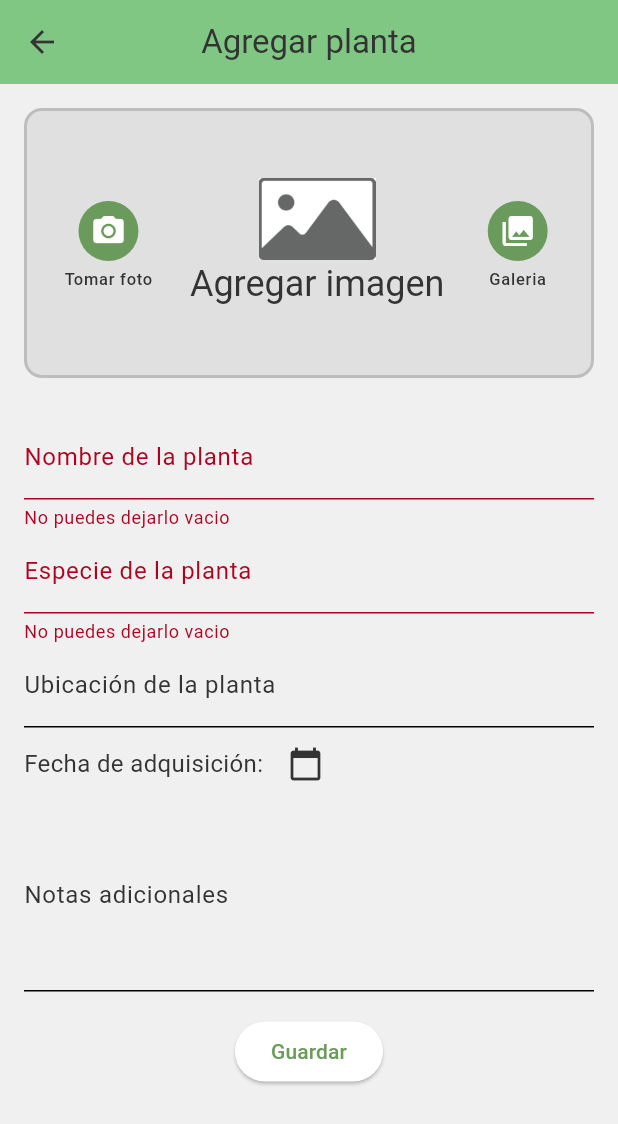
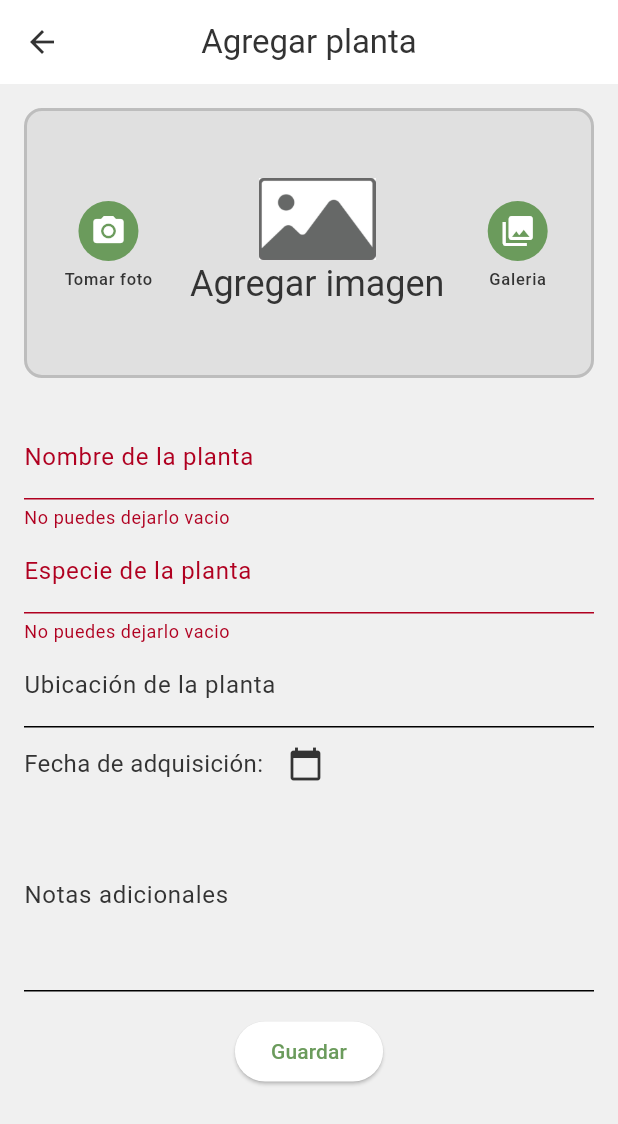
Before and after one commit to dluna38/flutter-app, a Flutter app: the AddPlantScreen screen opened by its route, after a tap on "Guardar", on a phone screen of 412 x 824 dp. Shown: the top 1124 px of the screen. Run offline on Flutter 3.47's test engine with Material 3 defaults, Android fonts, the phone set to English and light mode, and no system bars; our stand-ins replace flutter_local_notifications, flutter_timezone, image_picker, sqflite, timezone; missing offline and left inert: dart:ffi, workmanager; accounts and stored records are empty.

Commit message:
add edit plant

```diff
--- a/lib/screens/add_care_event_screen.dart
+++ b/lib/screens/add_care_event_screen.dart
@@ -63,7 +63,6 @@ class _AddCareEventScreenState extends State<AddCareEventScreen> {
     ColorScheme colorScheme = Theme.of(context).colorScheme;
     return Scaffold(
       appBar: AppBar(
-        backgroundColor: Colors.green[300],
         title: const Text('Agregar evento'),
         centerTitle: true,
         leading: IconButton(
--- a/lib/screens/add_plant_screen.dart
+++ b/lib/screens/add_plant_screen.dart
@@ -9,31 +9,40 @@ import 'package:myapp/helpers/string_helpers.dart';
 import '../main.dart';
 
 class AddPlantScreen extends StatelessWidget {
-  const AddPlantScreen({super.key});
+  final Plant? updatePlant;
+  const AddPlantScreen({super.key, this.updatePlant});
 
   @override
   Widget build(BuildContext context) {
+    ColorScheme colorScheme = Theme.of(context).colorScheme;
     return Scaffold(
       appBar: AppBar(
-        title: const Text('Agregar planta'),
+        title: Text('${updatePlant == null ? 'Agregar' : 'Editar'} planta'),
         centerTitle: true,
-        //leading: const Icon(Icons.local_florist_outlined),
-        backgroundColor: Colors.green[300],
+        leading: IconButton(
+          icon: Icon(Icons.arrow_back, color: colorScheme.onSurface),
+          onPressed: () {
+            Navigator.pop(context, PlantResult());
+          },
+        ),
+        backgroundColor: colorScheme.surface,
       ),
       body: SingleChildScrollView(
         child: Padding(
           padding: const EdgeInsets.all(16.0),
           child: Column(
             crossAxisAlignment: CrossAxisAlignment.start,
-            children: [FormPlant()],
+            children: [FormPlant(updatePlant: updatePlant)],
           ),
         ),
       ),
     );
   }
 }
+
 class FormPlant extends StatefulWidget {
-  const FormPlant({super.key});
+  final Plant? updatePlant;
+  const FormPlant({super.key, this.updatePlant});
 
   @override
   State<FormPlant> createState() => _FormPlantState();
@@ -47,12 +56,34 @@ class _FormPlantState extends State<FormPlant> {
   final _notesController = TextEditingController();
   final hintStyle = TextStyle(color: Colors.grey[400]);
   DateTime? _selectedDate;
+  String? _imagePath;
 
-  String? _imagePath;
+  late final Plant? oldPlant;
+  @override
+  void initState() {
+    // TODO: implement initState
+    super.initState();
+
+    if (widget.updatePlant != null) {
+      oldPlant = widget.updatePlant!;
+
+      debugPrint("update: ${widget.updatePlant!.id}");
+
+      _nameController.text = oldPlant!.name;
+      _speciesController.text = oldPlant!.species ?? "";
+      _locationController.text = oldPlant!.location ?? "";
+      _notesController.text = oldPlant!.notes ?? "";
+      _selectedDate = oldPlant!.acquisitionDate;
+      _imagePath = oldPlant!.imagePath;
+    }
+  }
 
   Future<void> _getImage() async {
     final picker = ImagePicker();
-    final pickedFile = await picker.pickImage(source: ImageSource.gallery,imageQuality: 70);
+    final pickedFile = await picker.pickImage(
+      source: ImageSource.gallery,
+      imageQuality: 70,
+    );
 
     setState(() {
       if (pickedFile != null) {
@@ -70,6 +101,7 @@ class _FormPlantState extends State<FormPlant> {
       }
     });
   }
+
   Future<void> _selectDate(BuildContext context) async {
     final DateTime? picked = await showDatePicker(
       context: context,
@@ -84,6 +116,7 @@ class _FormPlantState extends State<FormPlant> {
       });
     }
   }
+
   @override
   Widget build(BuildContext context) {
     return Form(
@@ -97,8 +130,10 @@ class _FormPlantState extends State<FormPlant> {
                 width: double.infinity,
                 height: 180,
                 decoration: BoxDecoration(
-
-                  color: Theme.of(context).brightness ==Brightness.light ? Colors.grey[300]:Colors.grey[700],
+                  color:
+                      Theme.of(context).brightness == Brightness.light
+                          ? Colors.grey[300]
+                          : Colors.grey[700],
                   borderRadius: BorderRadius.circular(12),
                   border: Border.all(
                     color: Colors.grey[400]!,
@@ -220,7 +255,7 @@ class _FormPlantState extends State<FormPlant> {
           Row(
             children: [
               Text(
-                'Fecha de adquisición: ${_selectedDate != null ?DateFormat('dd-MM-yyyy').format(_selectedDate!):''}',
+                'Fecha de adquisición: ${_selectedDate != null ? DateFormat('dd-MM-yyyy').format(_selectedDate!) : ''}',
                 style: const TextStyle(fontSize: 16),
               ),
               IconButton(
@@ -257,23 +292,28 @@ class _FormPlantState extends State<FormPlant> {
                               ? null
                               : _notesController.text.trim(),
                       imagePath: _imagePath,
-                      acquisitionDate: _selectedDate
+                      acquisitionDate: _selectedDate,
                     );
-                    debugPrint('Guardar: $plant');
+
+                    debugPrint(
+                      'Guardar: $plant ${oldPlant != null ? ' update' : ''}',
+                    );
 
                     try {
-                      await DatabaseHelper().insertPlant(plant);
+                      if (oldPlant != null) {
+                        await DatabaseHelper().updatePlant(plant, oldPlant!);
+                      } else {
+                        await DatabaseHelper().insertPlant(plant);
+                      }
                     } catch (e) {
                       debugPrint(e as String?);
                     }
                     if (context.mounted) {
-                      Navigator.pushAndRemoveUntil(
-                        context,
-                        MaterialPageRoute(
-                          builder: (context) => const NavBarMain(),
-                        ),
-                        (route) => false,
-                      );
+                      if (oldPlant != null) {
+                        Navigator.pop(context, PlantResult(updated: true));
+                      } else {
+                        Navigator.pop(context, PlantResult(created: true));
+                      }
                     }
                   }
                 },
@@ -286,3 +326,10 @@ class _FormPlantState extends State<FormPlant> {
     );
   }
 }
+
+class PlantResult {
+  final bool created;
+  final bool updated;
+
+  PlantResult({this.created = false, this.updated = false});
+}
```
Also changed, not shown: lib/data/database_helper.dart (+62 -29 lines), lib/helpers/io_helpers.dart (+13 -1 lines), lib/screens/detail_plant_screen.dart (+16 -2 lines), lib/screens/plant_list_screen.dart (+11 -1 lines).
